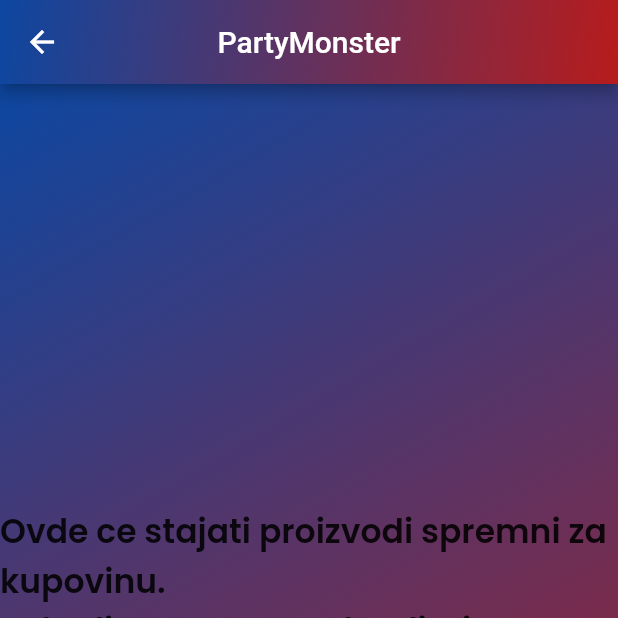
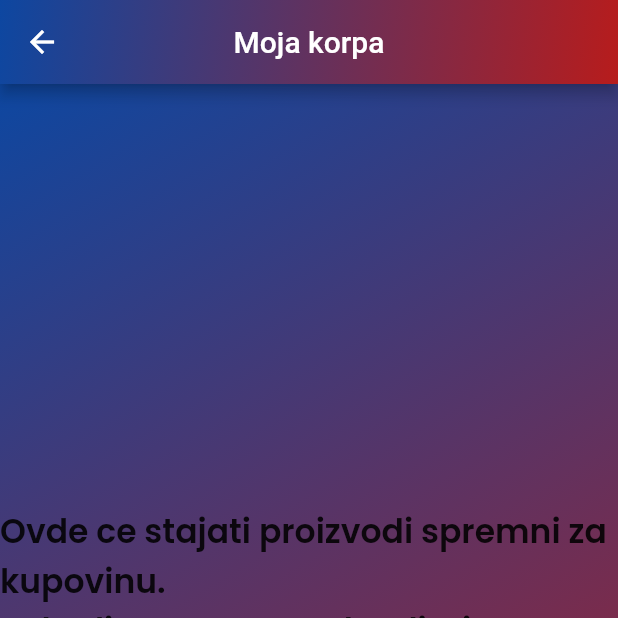
Before and after one commit to matf-pp/2021_Online_prodavnica, a Flutter app: the KorpaPage screen opened directly, on a phone screen of 412 x 824 dp, the top half of it. Run offline on Flutter 3.47's test engine with Material 2 defaults, Android fonts, the light colour scheme and no system bars; our stand-ins replace firebase_core, flutter_spinkit, google_fonts; accounts and stored records are empty.

Commit message:
Update korpa_page.dart

```diff
--- a/party_monster/lib/screens/korpa_page.dart
+++ b/party_monster/lib/screens/korpa_page.dart
@@ -12,7 +12,7 @@ class _KorpaPageState extends State<KorpaPage> {
     return Scaffold(
       appBar: AppBar(
         centerTitle: true,
-        title: Text('PartyMonster'),
+        title: Text('Moja korpa'),
         flexibleSpace: Container(
           decoration: BoxDecoration(
               gradient: LinearGradient(
```
